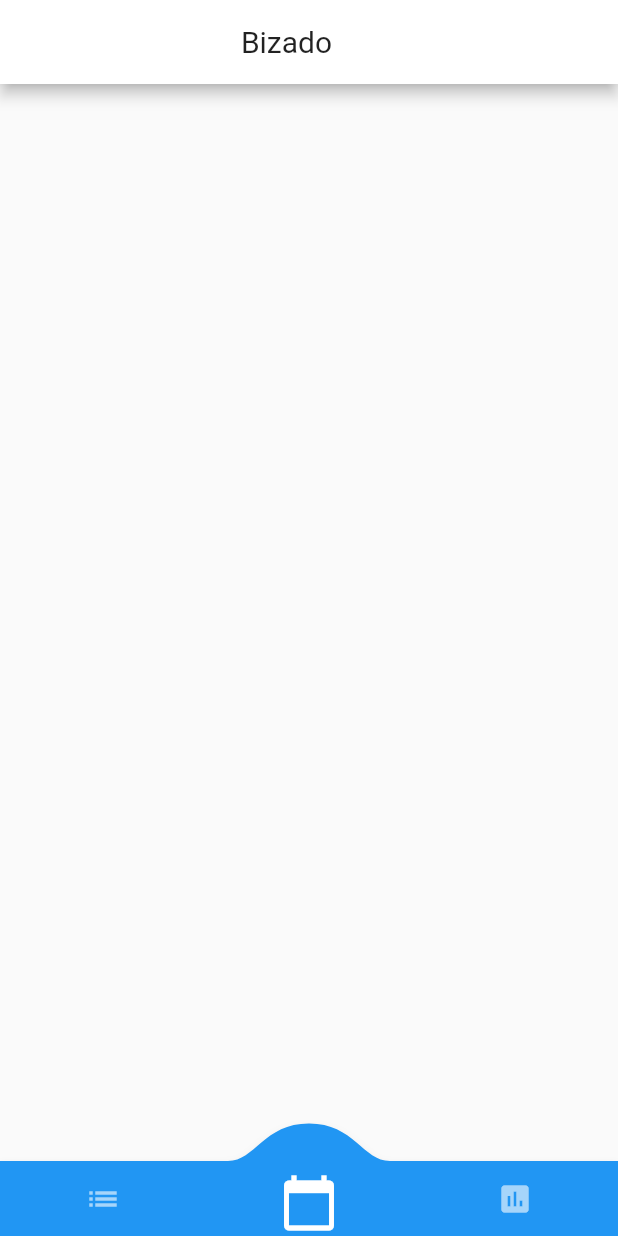
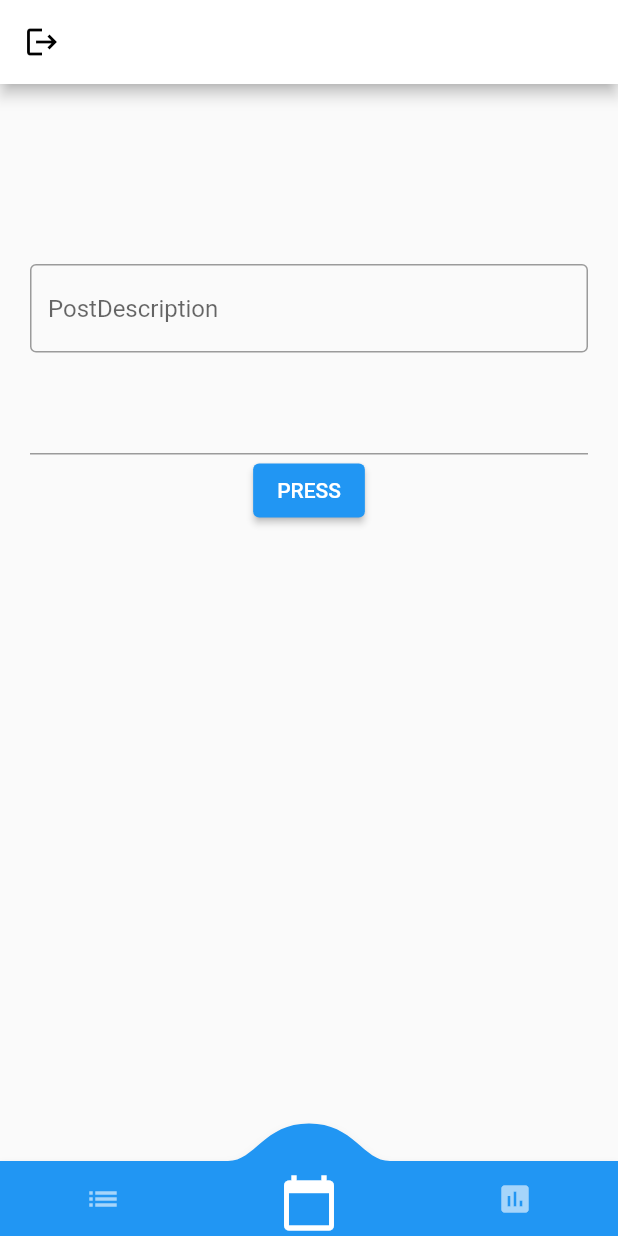
Before and after one commit to Willystain/bizadoapp, a Flutter app: the screen it shows once a user with an empty profile is signed in, item 2 of the bottom bar chosen, on a phone screen of 412 x 824 dp. Run offline on Flutter 3.47's test engine with Material 2 defaults, Android fonts, the phone set to English and light mode, and no system bars; drawn by our look-alikes of convex_bottom_bar; our stand-ins replace cloud_firestore, firebase_auth, firebase_core, font_awesome_flutter, get_it, google_sign_in; missing offline and left inert: flutter_facebook_auth; accounts and stored records are empty; network calls fail.

Commit message:
create post, user createname, Precisa trabalhar na filtragem

```diff
--- a/lib/Home/home_controller.dart
+++ b/lib/Home/home_controller.dart
@@ -1,3 +1,4 @@
+import 'package:bizado/Pages/createName_page.dart';
 import 'package:bizado/Pages/home_page.dart';
 import 'package:bizado/Pages/login_page.dart';
 import 'package:bizado/Shared/error_screen.dart';
@@ -22,7 +23,11 @@ class HomeController extends StatelessWidget {
             ),
           );
         } else if (snapshot.hasData) {
-          return const Center(child: HomePage());
+          if (AuthService().user!.emailVerified) {
+            return HomePage();
+          } else {
+            return CreateName();
+          }
         } else {
           return const Center(child: LoginPage());
         }
--- a/lib/Pages/home_page.dart
+++ b/lib/Pages/home_page.dart
@@ -3,8 +3,6 @@ import 'package:bizado/Pages/newPost_page.dart';
 import 'package:bizado/Pages/profile_page.dart';
 import 'package:bizado/Services/Auth/auth_service.dart';
 import 'package:bizado/Services/city_service.dart';
-import 'package:bizado/Services/hero_route.dart';
-import 'package:bizado/Widgets/button.dart';
 import 'package:bizado/Widgets/search_widget.dart';
 import 'package:flutter/material.dart';
 import 'package:flutter/src/foundation/key.dart';
@@ -29,6 +27,14 @@ class _HomePageState extends State<HomePage> {
       appBar: AppBar(
           backgroundColor: Colors.white,
           centerTitle: true,
+          leading: IconButton(
+              onPressed: () {
+                AuthService().signOut();
+              },
+              icon: const Icon(
+                Icons.logout,
+                color: Colors.black,
+              )),
           title: Padding(
             padding: EdgeInsets.only(right: 30),
             child: Hero(
@@ -44,7 +50,7 @@ class _HomePageState extends State<HomePage> {
                       mainAxisAlignment: MainAxisAlignment.center,
                       children: [
                         Text(
-                          "Bizado",
+                          AuthService().user!.displayName.toString(),
                           style: TextStyle(fontSize: 20),
                         ),
                       ],
--- a/lib/Pages/newPost_page.dart
+++ b/lib/Pages/newPost_page.dart
@@ -1,8 +1,12 @@
-import 'package:bizado/Widgets/button.dart';
+import 'package:bizado/Services/Auth/auth_service.dart';
+import 'package:bizado/Services/global_variables.dart';
+import 'package:bizado/Widgets/autocomplete_widget.dart';
 import 'package:flutter/material.dart';
+import 'package:bizado/Services/post_service.dart';
 import 'package:flutter/src/foundation/key.dart';
 import 'package:flutter/src/widgets/framework.dart';
-
+import 'package:provider/provider.dart';
+import 'package:uuid/uuid.dart';
 import '../Services/city_service.dart';
 
 class NewPostPage extends StatefulWidget {
@@ -13,13 +17,60 @@ class NewPostPage extends StatefulWidget {
 }
 
 class _NewPostPageState extends State<NewPostPage> {
-  bool iconToggle = false;
-
   @override
   Widget build(BuildContext context) {
+    final controller = Provider.of<GlobalVariables>(context, listen: true);
+    final auth = Provider.of<AuthService>(context);
+    final post = Provider.of<PostService>(context);
+    print('build newPostPage');
+    String cityValue = controller.cityGlobal;
+    String PostText = '';
+    String userName =
+        auth.user!.emailVerified ? auth.user!.displayName.toString() : 'noUser';
+    TextEditingController postTextValue = new TextEditingController();
+
+    initState() {
+      userName = auth.user!.displayName.toString();
+    }
+
     return Center(
-      child: Row(
-        children: [],
+      child: Padding(
+        padding: const EdgeInsets.all(20.0),
+        child: Column(
+          children: [
+            const SizedBox(
+              height: 100,
+            ),
+            TextField(
+              decoration: const InputDecoration(
+                border: OutlineInputBorder(),
+                hintText: 'PostDescription',
+              ),
+              controller: postTextValue,
+            ),
+            const SizedBox(
+              height: 20,
+            ),
+            const AutoCompleteField(),
+            ElevatedButton(
+                onPressed: () {
+                  var idGenerator = Uuid().v4();
+                  setState(() {
+                    cityValue = controller.cityGlobal;
+                    print({'$cityValue cityvalue'});
+                    post.createPost(map: {
+                      'postText': postTextValue.text,
+                      'city': cityValue,
+                      'postValid': true,
+                      'userName': userName,
+                      'postId': idGenerator,
+                    }, postId: idGenerator);
+                  });
+                },
+                child: const Text('PRESS')),
+            Text(cityValue)
+          ],
+        ),
       ),
     );
   }
--- /dev/null
+++ b/lib/Services/global_variables.dart
@@ -0,0 +1,10 @@
+import 'package:flutter/material.dart';
+
+class GlobalVariables with ChangeNotifier {
+  String cityGlobal = '';
+
+  transform(String value) {
+    cityGlobal = value;
+    notifyListeners();
+  }
+}
--- /dev/null
+++ b/lib/Services/post_service.dart
@@ -0,0 +1,38 @@
+import 'package:cloud_firestore/cloud_firestore.dart';
+import 'package:firebase_auth/firebase_auth.dart';
+
+import 'package:flutter/material.dart';
+
+import '../models/post_model.dart';
+
+class PostService with ChangeNotifier {
+  final FirebaseAuth _auth = FirebaseAuth.instance;
+  final userStream = FirebaseAuth.instance.authStateChanges();
+  final user = FirebaseAuth.instance.currentUser;
+  final FirebaseFirestore db = FirebaseFirestore.instance;
+
+  Future<List<Post>> postStream() async {
+    var ref = db.collection('posts').where('postValid', isEqualTo: true);
+    var snapshot = await ref.get();
+    var snap = snapshot;
+    var posts = snap.docs.map((e) => Post.fromSnap(e));
+    return posts.toList();
+  }
+
+  Future<List<Post>> postFilter(String city) async {
+    var ref = db
+        .collection('posts')
+        .where('postValid', isEqualTo: true)
+        .where('city', isEqualTo: city);
+    var snapshot = await ref.get();
+    var snap = snapshot;
+    var posts = snap.docs.map((e) => Post.fromSnap(e));
+    return posts.toList();
+  }
+
+  Future<void> createPost({map = Map<String, dynamic>, postId = String}) async {
+    final path = 'posts/$postId';
+    final docRef = db.doc(path);
+    await docRef.set(map);
+  }
+}
--- a/lib/models/post_model.dart
+++ b/lib/models/post_model.dart
@@ -1,6 +1,7 @@
 import 'package:cloud_firestore/cloud_firestore.dart';
 
 class Post {
+  String city = '';
   String postText = '';
   String userName = '';
   String postId = '';
@@ -8,7 +9,8 @@ class Post {
   DocumentReference docRef;
 
   Post(
-      {required this.postId,
+      {required this.city,
+      required this.postId,
       required this.postText,
       required this.userName,
       required this.docRef,
@@ -18,6 +20,7 @@ class Post {
     var snapshot = snap.data() as Map<String, dynamic>;
 
     return Post(
+        city: snapshot["city"],
         postId: snap.id,
         postText: snapshot["postText"],
         userName: snapshot["userName"],
@@ -26,6 +29,7 @@ class Post {
 
   factory Post.fromDocument(DocumentSnapshot snap) {
     return Post(
+        city: snap['city'],
         postId: snap['postId'],
         postText: snap["postText"],
         userName: snap["userName"],
--- a/pubspec.yaml
+++ b/pubspec.yaml
@@ -30,6 +30,8 @@ environment:
 dependencies:
   flutter:
     sdk: flutter
+  uuid: ^3.0.6
+
 
 
   # The following adds the Cupertino Icons font to your application.
@@ -55,6 +57,7 @@ dev_dependencies:
   convex_bottom_bar: ^3.0.0
   font_awesome_flutter: 10.1.0
   flutter_typeahead: ^4.0.0
+
 
   # The "flutter_lints" package below contains a set of recommended lints to
   # encourage good coding practices. The lint set provided by the package is
```
Also changed, not shown: lib/Pages/createName_page.dart (added, +30 -0 lines), lib/Pages/feed_page.dart (+16 -6 lines), lib/Services/Auth/auth_service.dart (+0 -19 lines), lib/Services/hero_route.dart (deleted, +0 -49 lines), lib/Widgets/add_button.dart (deleted, +0 -37 lines), lib/Widgets/autocomplete_widget.dart (added, +67 -0 lines), lib/Widgets/button.dart (deleted, +0 -38 lines), lib/Widgets/search_widget.dart (+15 -3 lines), lib/main.dart (+10 -1 lines), pubspec.lock.
